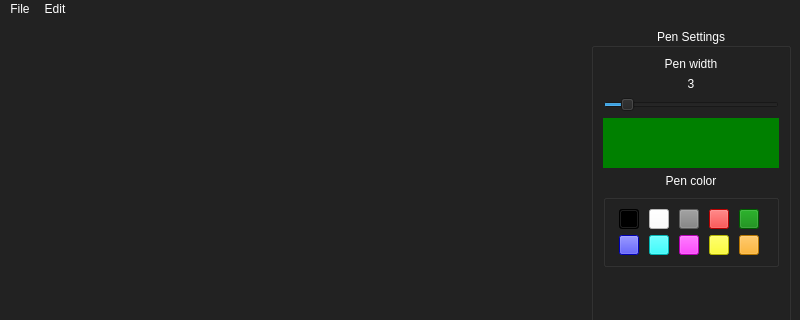
BenjikQ/Livewire, file src/gui/image_viewer.ui: the form before one commit; both pictures show x 0 to 800 and y 0 to 320 of the 800 by 600 pixel window.
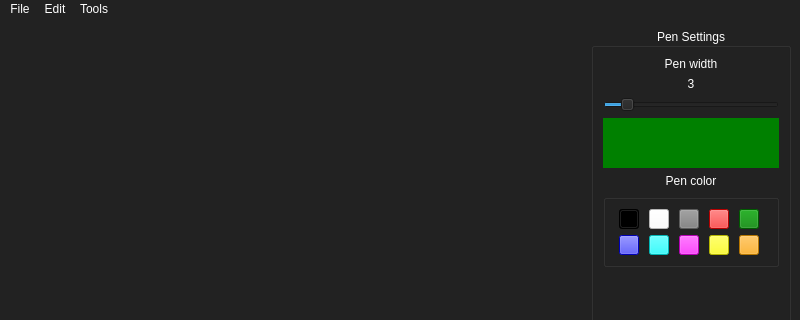
The form after the commit.

Diff of the .ui file:
```diff
--- a/src/gui/image_viewer.ui
+++ b/src/gui/image_viewer.ui
@@ -498,7 +498,7 @@
      <x>0</x>
      <y>0</y>
      <width>800</width>
-     <height>25</height>
+     <height>22</height>
     </rect>
    </property>
    <widget class="QMenu" name="menuFile">
@@ -516,8 +516,15 @@
     </property>
     <addaction name="undoAction"/>
    </widget>
+   <widget class="QMenu" name="menuTools">
+    <property name="title">
+     <string>Tools</string>
+    </property>
+    <addaction name="compareBinaryAction"/>
+   </widget>
    <addaction name="menuFile"/>
    <addaction name="menuEdit"/>
+   <addaction name="menuTools"/>
   </widget>
   <widget class="QStatusBar" name="statusbar"/>
   <action name="openFileAction">
```
Left out of the diff: 26 changed lines with no effect on the pictures.
